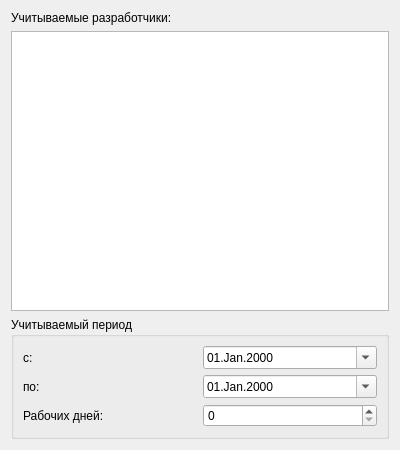
Before: the Qt Designer form WizardUI/localsettingspage.ui in SergeyPoklonov/OMPDevelopers, drawn with Qt 5.
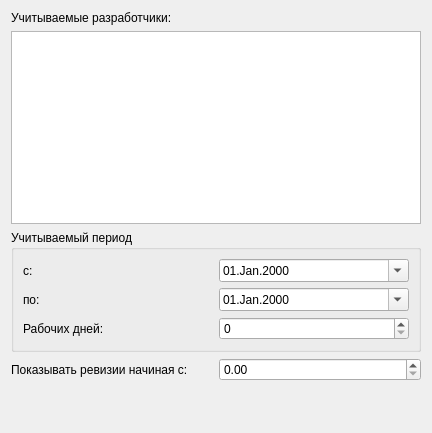
After: the same form once the commit is applied.

Patch:
```diff
--- a/WizardUI/localsettingspage.ui
+++ b/WizardUI/localsettingspage.ui
@@ -6,8 +6,8 @@
    <rect>
     <x>0</x>
     <y>0</y>
-    <width>400</width>
-    <height>450</height>
+    <width>432</width>
+    <height>433</height>
    </rect>
   </property>
   <property name="windowTitle">
@@ -16,7 +16,7 @@
   <property name="title">
    <string>Рабочее время</string>
   </property>
-  <layout class="QVBoxLayout" name="verticalLayout_2">
+  <layout class="QVBoxLayout" name="verticalLayout_3">
    <item>
     <widget class="QLabel" name="label">
      <property name="text">
@@ -38,6 +38,8 @@
     </widget>
    </item>
    <item>
+    <layout class="QVBoxLayout" name="verticalLayout_2">
+     <item>
     <widget class="QGroupBox" name="groupBox">
      <property name="title">
       <string>Учитываемый период</string>
@@ -101,6 +103,35 @@
       </item>
      </layout>
     </widget>
+     </item>
+     <item>
+      <layout class="QHBoxLayout" name="horizontalLayout_4">
+       <item>
+        <widget class="QLabel" name="label_5">
+         <property name="text">
+          <string>Показывать ревизии начиная с:</string>
+         </property>
+        </widget>
+       </item>
+       <item>
+        <widget class="QDoubleSpinBox" name="minRevHrsSpinBox"/>
+       </item>
+      </layout>
+     </item>
+     <item>
+      <spacer name="verticalSpacer">
+       <property name="orientation">
+        <enum>Qt::Vertical</enum>
+       </property>
+       <property name="sizeHint" stdset="0">
+        <size>
+         <width>20</width>
+         <height>40</height>
+        </size>
+       </property>
+      </spacer>
+     </item>
+    </layout>
    </item>
   </layout>
  </widget>
```
Lines whose indentation alone changed are shown as unchanged.
